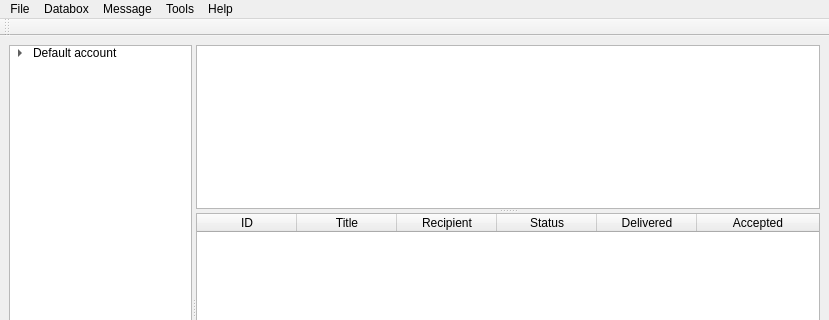
First picture: the form in ui/datovka.ui, repository psakar/datovka, before the edit; both pictures show x 0 to 829 and y 0 to 320 of the 829 by 600 pixel window.
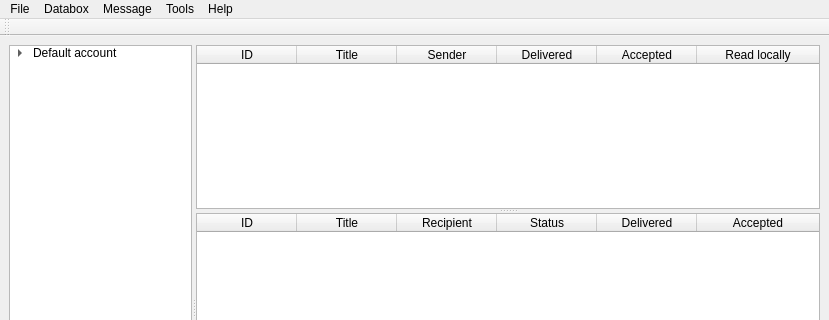
Second picture: the form after the edit. Icons and pictures are not drawn.

Commit message: Show header in revevied message window

```diff
--- a/ui/datovka.ui
+++ b/ui/datovka.ui
@@ -125,7 +125,7 @@
             <number>6</number>
            </property>
            <attribute name="horizontalHeaderVisible">
-            <bool>false</bool>
+            <bool>true</bool>
            </attribute>
            <attribute name="horizontalHeaderCascadingSectionResizes">
             <bool>false</bool>
```
